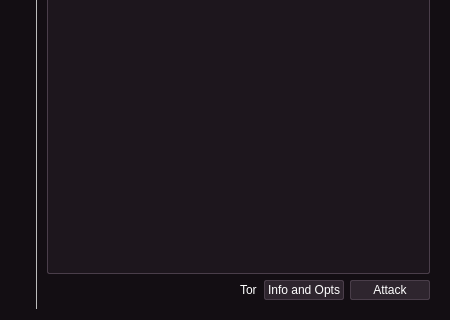
Qt form core/qt5/Main.ui (VainlyStrain/Vailyn) before a commit; both pictures show x 0 to 450 and y 279 to 599 of the 450 by 599 pixel window.
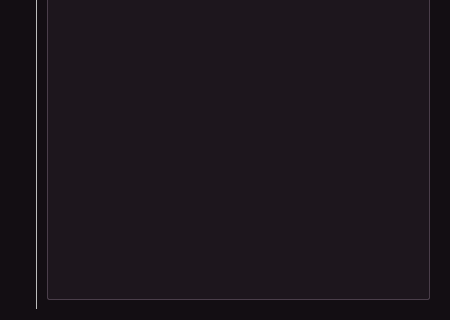
The same form after that commit. The open tabs and pages were chosen to show the change. Icons and pictures are not drawn.

Commit message: Started logic implementation

```diff
--- a/core/qt5/Main.ui
+++ b/core/qt5/Main.ui
@@ -1531,7 +1531,7 @@
                </widget>
               </item>
               <item>
-               <widget class="QCheckBox" name="torBox_2">
+               <widget class="QCheckBox" name="torBox">
                 <property name="text">
                  <string>Tor</string>
                 </property>
@@ -1551,7 +1551,7 @@
                </spacer>
               </item>
               <item>
-               <widget class="QPushButton" name="attackButton_2">
+               <widget class="QPushButton" name="attackButton">
                 <property name="text">
                  <string>Attack</string>
                 </property>
@@ -1606,48 +1606,6 @@
               </item>
              </layout>
             </item>
-            <item>
-             <layout class="QHBoxLayout" name="horizontalLayout_3">
-              <item>
-               <spacer name="horizontalSpacer_5">
-                <property name="orientation">
-                 <enum>Qt::Horizontal</enum>
-                </property>
-                <property name="sizeHint" stdset="0">
-                 <size>
-                  <width>40</width>
-                  <height>20</height>
-                 </size>
-                </property>
-               </spacer>
-              </item>
-              <item>
-               <widget class="QCheckBox" name="torBox">
-                <property name="text">
-                 <string>Tor</string>
-                </property>
-               </widget>
-              </item>
-              <item>
-               <widget class="QPushButton" name="optsButton">
-                <property name="text">
-                 <string>Info and Opts</string>
-                </property>
-               </widget>
-              </item>
-              <item>
-               <widget class="QPushButton" name="attackButton">
-                <property name="text">
-                 <string>Attack</string>
-                </property>
-                <property name="icon">
-                 <iconset>
-                  <normaloff>icons/tidos.png</normaloff>icons/tidos.png</iconset>
-                </property>
-               </widget>
-              </item>
-             </layout>
-            </item>
            </layout>
           </widget>
          </widget>
```
Left out of the diff: 2 changed lines with no effect on the pictures. The commit also changes 1 other file.
